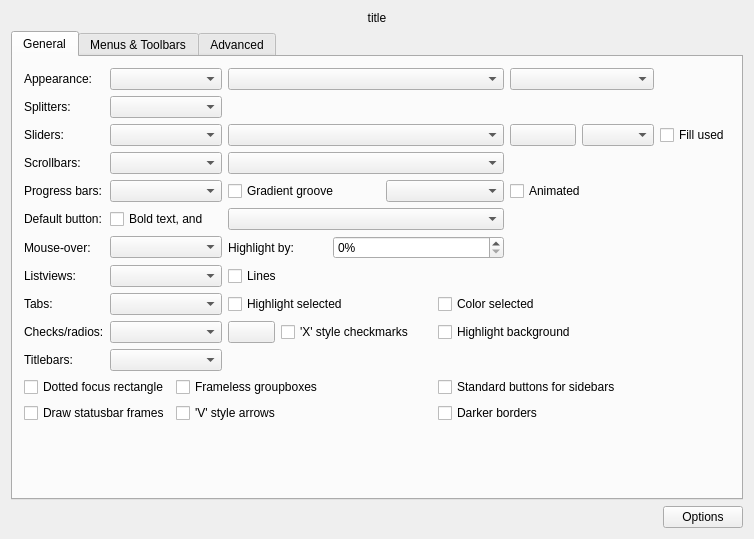
First picture: the form in config/qtcurveconfigbase.ui, repository QtCurve/qtcurve, before the edit.
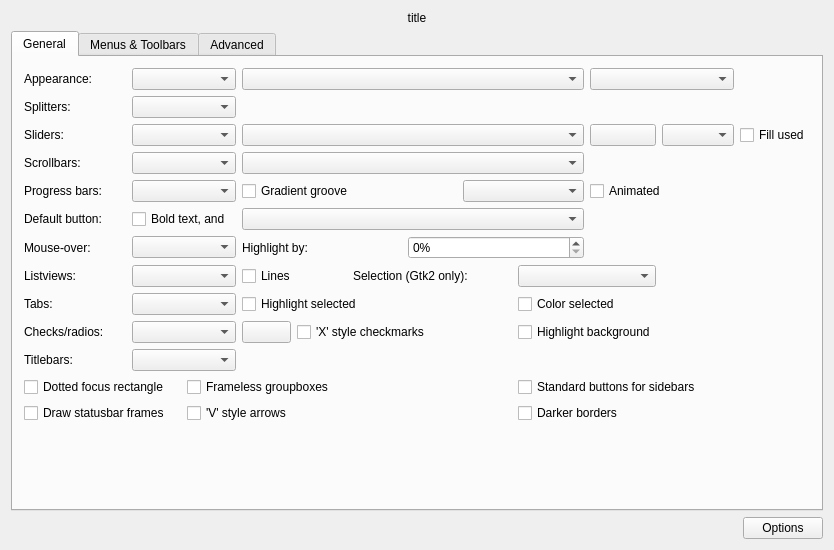
Second picture: the form after the edit. Custom widgets are drawn as their Qt base class.

Commit message: * Add a config option for menu stripe appearance - defaults to   gradient. * Add a config option for selection appearance - defaults to flat.   Gtk2 only. * KDE4: Make list/tree view highlight more KDE3-like.

```diff
--- a/config/qtcurveconfigbase.ui
+++ b/config/qtcurveconfigbase.ui
@@ -5,8 +5,8 @@
    <rect>
     <x>0</x>
     <y>0</y>
-    <width>754</width>
-    <height>539</height>
+    <width>834</width>
+    <height>550</height>
    </rect>
   </property>
   <property name="windowTitle" >
@@ -71,10 +71,10 @@
          </property>
         </widget>
        </item>
-       <item row="0" column="3" colspan="5" >
+       <item row="0" column="3" colspan="6" >
         <widget class="QComboBox" name="round" />
        </item>
-       <item row="0" column="8" colspan="2" >
+       <item row="0" column="9" colspan="2" >
         <widget class="QComboBox" name="buttonEffect" />
        </item>
        <item row="1" column="0" >
@@ -103,20 +103,20 @@
        <item row="2" column="1" colspan="2" >
         <widget class="QComboBox" name="sliderAppearance" />
        </item>
-       <item row="2" column="3" colspan="5" >
+       <item row="2" column="3" colspan="6" >
         <widget class="QComboBox" name="shadeSliders" />
        </item>
-       <item row="2" column="8" >
-        <widget class="KColorButton" name="customSlidersColor" >
-         <property name="text" >
-          <string/>
-         </property>
-        </widget>
-       </item>
        <item row="2" column="9" >
-        <widget class="QComboBox" name="sliderStyle" />
+        <widget class="KColorButton" name="customSlidersColor" >
+         <property name="text" >
+          <string/>
+         </property>
+        </widget>
        </item>
        <item row="2" column="10" >
+        <widget class="QComboBox" name="sliderStyle" />
+       </item>
+       <item row="2" column="11" >
         <widget class="QCheckBox" name="fillSlider" >
          <property name="text" >
           <string>Fill used</string>
@@ -136,7 +136,7 @@
        <item row="3" column="1" colspan="2" >
         <widget class="QComboBox" name="scrollbarType" />
        </item>
-       <item row="3" column="3" colspan="5" >
+       <item row="3" column="3" colspan="6" >
         <widget class="QComboBox" name="sliderThumbs" />
        </item>
        <item row="4" column="0" >
@@ -156,17 +156,17 @@
          </property>
         </widget>
        </item>
-       <item row="4" column="3" colspan="3" >
+       <item row="4" column="3" colspan="4" >
         <widget class="QCheckBox" name="gradientPbGroove" >
          <property name="text" >
           <string>Gradient groove</string>
          </property>
         </widget>
        </item>
-       <item row="4" column="6" colspan="2" >
+       <item row="4" column="7" colspan="2" >
         <widget class="QComboBox" name="stripedProgress" />
        </item>
-       <item row="4" column="8" colspan="3" >
+       <item row="4" column="9" colspan="3" >
         <widget class="QCheckBox" name="animatedProgress" >
          <property name="text" >
           <string>Animated</string>
@@ -190,7 +190,7 @@
          </property>
         </widget>
        </item>
-       <item row="5" column="3" colspan="5" >
+       <item row="5" column="3" colspan="6" >
         <widget class="QComboBox" name="defBtnIndicator" />
        </item>
        <item row="6" column="0" >
@@ -210,7 +210,7 @@
          </property>
         </widget>
        </item>
-       <item row="6" column="3" colspan="2" >
+       <item row="6" column="3" colspan="3" >
         <widget class="QLabel" name="textLabel1_8" >
          <property name="whatsThis" >
           <string>This controls the % that widgets will be highlighted by when the mouse hovers over them</string>
@@ -223,7 +223,7 @@
          </property>
         </widget>
        </item>
-       <item row="6" column="5" colspan="3" >
+       <item row="6" column="6" colspan="3" >
         <widget class="QSpinBox" name="highlightFactor" >
          <property name="suffix" >
           <string>%</string>
@@ -246,13 +246,29 @@
        <item row="7" column="1" colspan="2" >
         <widget class="QComboBox" name="lvAppearance" />
        </item>
-       <item row="7" column="3" colspan="6" >
+       <item row="7" column="3" colspan="2" >
         <widget class="QCheckBox" name="lvLines" >
          <property name="text" >
           <string>Lines</string>
          </property>
         </widget>
        </item>
+       <item row="7" column="5" colspan="3" >
+        <widget class="QLabel" name="textLabel1_8_2_4" >
+         <property name="whatsThis" >
+          <string>This controls the % that widgets will be highlighted by when the mouse hovers over them</string>
+         </property>
+         <property name="text" >
+          <string>Selection (Gtk2 only):</string>
+         </property>
+         <property name="wordWrap" >
+          <bool>false</bool>
+         </property>
+        </widget>
+       </item>
+       <item row="7" column="8" colspan="2" >
+        <widget class="QComboBox" name="selectionAppearance" />
+       </item>
        <item row="8" column="0" >
         <widget class="QLabel" name="textLabel1_8_2_2" >
          <property name="whatsThis" >
@@ -269,7 +285,7 @@
        <item row="8" column="1" colspan="2" >
         <widget class="QComboBox" name="tabAppearance" />
        </item>
-       <item row="8" column="3" colspan="4" >
+       <item row="8" column="3" colspan="5" >
         <widget class="QCheckBox" name="highlightTab" >
          <property name="whatsThis" >
           <string>This will cause a coloured stripe to be drawn over the current tab.</string>
@@ -279,7 +295,7 @@
          </property>
         </widget>
        </item>
-       <item row="8" column="7" colspan="2" >
+       <item row="8" column="8" colspan="2" >
         <widget class="QCheckBox" name="colorSelTab" >
          <property name="text" >
           <string>Color selected</string>
@@ -309,14 +325,14 @@
          </property>
         </widget>
        </item>
-       <item row="9" column="4" colspan="3" >
+       <item row="9" column="4" colspan="4" >
         <widget class="QCheckBox" name="xCheck" >
          <property name="text" >
           <string>'X' style checkmarks</string>
          </property>
         </widget>
        </item>
-       <item row="9" column="7" colspan="2" >
+       <item row="9" column="8" colspan="2" >
         <widget class="QCheckBox" name="crHighlight" >
          <property name="text" >
           <string>Highlight background</string>
@@ -349,14 +365,14 @@
          </property>
         </widget>
        </item>
-       <item row="11" column="2" colspan="5" >
+       <item row="11" column="2" colspan="6" >
         <widget class="QCheckBox" name="framelessGroupBoxes" >
          <property name="text" >
           <string>Frameless groupboxes</string>
          </property>
         </widget>
        </item>
-       <item row="11" column="7" colspan="4" >
+       <item row="11" column="8" colspan="4" >
         <widget class="QCheckBox" name="stdSidebarButtons" >
          <property name="text" >
           <string>Standard buttons for sidebars</string>
@@ -370,14 +386,14 @@
          </property>
         </widget>
        </item>
-       <item row="12" column="2" colspan="5" >
+       <item row="12" column="2" colspan="6" >
         <widget class="QCheckBox" name="vArrows" >
          <property name="text" >
           <string>'V' style arrows</string>
          </property>
         </widget>
        </item>
-       <item row="12" column="7" colspan="4" >
+       <item row="12" column="8" colspan="4" >
         <widget class="QCheckBox" name="darkerBorders" >
          <property name="text" >
           <string>Darker borders</string>
@@ -394,8 +410,8 @@
          </property>
          <property name="sizeHint" >
           <size>
-           <width>20</width>
-           <height>8</height>
+           <width>102</width>
+           <height>21</height>
           </size>
          </property>
         </spacer>
```
Left out of the diff: 24 changed lines with no effect on the pictures. The commit also changes 18 other files.
